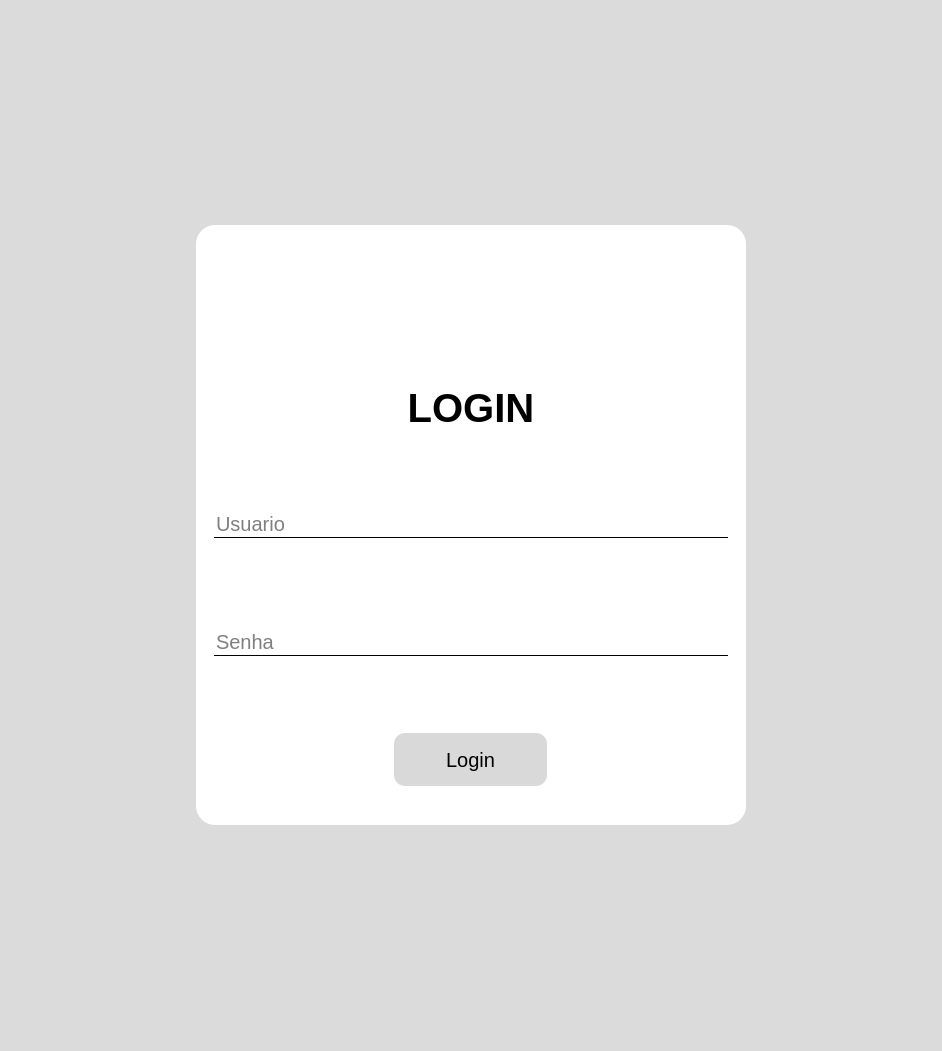
Before: the Qt Designer form projeto_pyside/ui_tela_login.ui in CelsoLucas/ListadeExercicios, drawn with Qt 5.
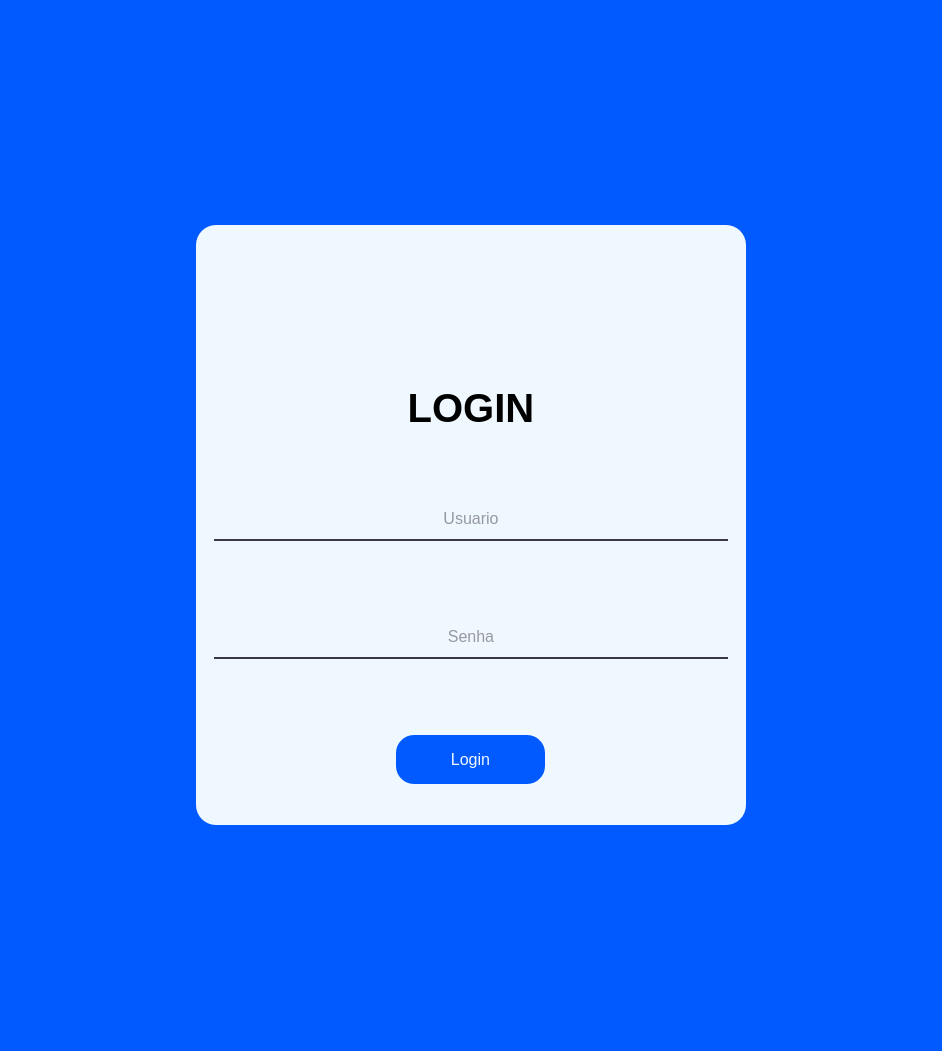
After: the same form once the commit is applied.

```diff
--- a/projeto_pyside/ui_tela_login.ui
+++ b/projeto_pyside/ui_tela_login.ui
@@ -20,7 +20,62 @@
    <string>MainWindow</string>
   </property>
   <property name="styleSheet">
-   <string notr="true">background-color: #DBDBDB;</string>
+   <string notr="true">*{
+	background-color: rgb(0, 90, 255);
+	font-family: &quot;poppins&quot;;
+}
+#layout, #layout_user, #layout_img_login, #layout_senha, #txt_login, #icon_login{
+	background-color: rgb(240, 248, 255);
+	border-radius: 20px;
+}
+
+QLineEdit { 
+  border: none; /* Remove bordas padrão */
+  border-bottom: 2px solid #3C3744; /* Linha inferior com a cor #3C3744 */
+  padding-bottom: 10px; /* Espaçamento embaixo do texto */
+  color: #3C3744; /* Cor do texto */
+  background: transparent; /* Fundo transparente */
+  font-size: 16px; /* Tamanho da fonte */
+  transition: border-color 0.3s, color 0.3s; /* Transição suave para a cor da borda e do texto */
+}
+
+QLineEdit:hover {
+  border-bottom: 2px solid #3C3744; /* Cor da linha inferior quando passar o mouse */
+  color: #3C3744; /* Cor do texto quando passar o mouse */
+}
+
+QLineEdit:focus {
+  border-bottom: 2px solid #3C3744; /* Linha inferior visível ao focar no campo */
+  color: #3C3744; /* Cor do texto ao focar */
+}
+
+/* Estilo do placeholder */
+QLineEdit::placeholder {
+  color: #3C3744 !important; /* Força a cor do placeholder */
+}
+
+QPushButton {
+  background-color:  rgb(0, 90, 255);
+  color: #F0F8FF; /* Cor do texto */
+  border: 2px solid #F0F8FF; /* Borda da cor F0F8FF */
+  border-radius: 20px; /* Bordas arredondadas */
+  padding: 12px 24px; /* Espaçamento interno */
+  font-size: 16px; /* Tamanho da fonte */
+  cursor: pointer; /* Cursor de mão */
+  transition: background-color 0.3s, color 0.3s; /* Transição suave */
+}
+
+QPushButton:hover {
+  background-color: #F0F8FF; /* Cor de fundo ao passar o mouse */
+  color: #3C3744; /* Cor do texto ao passar o mouse */
+  border: 2px solid rgb(0, 90, 255);
+}
+
+QPushButton:pressed {
+  background-color: #F0F8FF; /* Cor de fundo ao pressionar */
+  color: #3C3744; /* Cor do texto ao pressionar */
+}
+</string>
   </property>
   <widget class="QWidget" name="centralwidget">
    <layout class="QVBoxLayout" name="verticalLayout_4">
@@ -33,9 +88,7 @@
        </size>
       </property>
       <property name="styleSheet">
-       <string notr="true">background: #FFFFFF;
-border-radius: 19px;
-</string>
+       <string notr="true"/>
       </property>
       <property name="frameShape">
        <enum>QFrame::Shape::StyledPanel</enum>
@@ -98,10 +151,10 @@
           <item>
            <widget class="QLineEdit" name="input_user">
             <property name="styleSheet">
-             <string notr="true">font-size: 20px;
-border: none;
-border-bottom: 1px solid black;
-background: transparent;</string>
+             <string notr="true"/>
+            </property>
+            <property name="alignment">
+             <set>Qt::AlignmentFlag::AlignCenter</set>
             </property>
             <property name="placeholderText">
              <string>Usuario</string>
@@ -123,14 +176,14 @@
           <item>
            <widget class="QLineEdit" name="input_senha">
             <property name="styleSheet">
-             <string notr="true">font-size: 20px;
-border: none;
-border-bottom: 1px solid black;
-background: transparent;</string>
+             <string notr="true"/>
             </property>
             <property name="echoMode">
              <enum>QLineEdit::EchoMode::Password</enum>
             </property>
+            <property name="alignment">
+             <set>Qt::AlignmentFlag::AlignCenter</set>
+            </property>
             <property name="placeholderText">
              <string>Senha</string>
             </property>
@@ -157,13 +210,7 @@
           <cursorShape>ArrowCursor</cursorShape>
          </property>
          <property name="styleSheet">
-          <string notr="true">width: 100px;
-height: 30px;
-font-size: 20px;
-background: #D9D9D9;
-border-radius: 11px;
-font-weight: medium;
-</string>
+          <string notr="true"/>
          </property>
          <property name="text">
           <string>Login</string>
```
